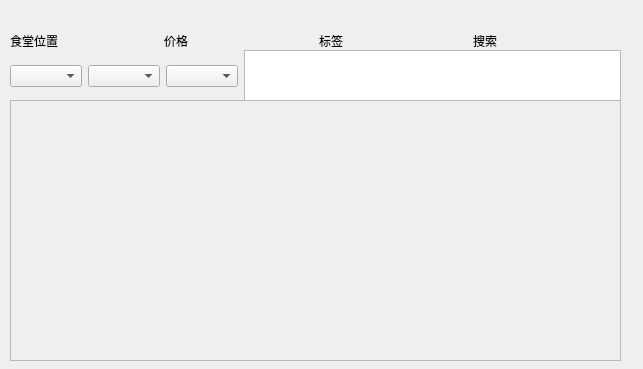
The window that tab1.ui (PKUCodeProjPractice/PKUDish) describes before a commit, drawn with Qt 5.
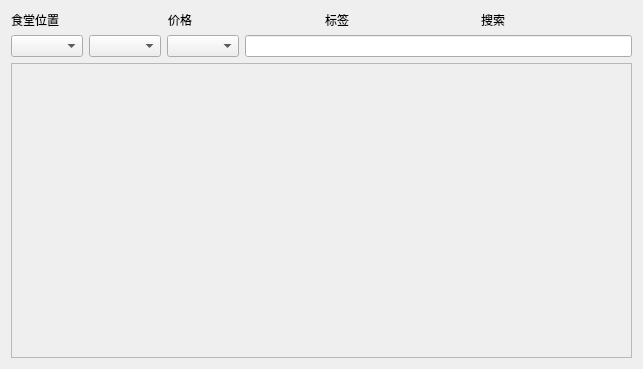
The same window after the commit.

```diff
--- a/tab1.ui
+++ b/tab1.ui
@@ -13,39 +13,8 @@
   <property name="windowTitle">
    <string>Form</string>
   </property>
-  <widget class="QWidget" name="horizontalLayoutWidget">
-   <property name="geometry">
-    <rect>
-     <x>10</x>
-     <y>50</y>
-     <width>611</width>
-     <height>53</height>
-    </rect>
-   </property>
-   <layout class="QHBoxLayout" name="horizontalLayout">
+  <layout class="QVBoxLayout" name="verticalLayout">
     <item>
-     <widget class="QComboBox" name="comboBox"/>
-    </item>
-    <item>
-     <widget class="QComboBox" name="comboBox_2"/>
-    </item>
-    <item>
-     <widget class="QComboBox" name="comboBox_3"/>
-    </item>
-    <item>
-     <widget class="QPlainTextEdit" name="plainTextEdit"/>
-    </item>
-   </layout>
-  </widget>
-  <widget class="QWidget" name="horizontalLayoutWidget_2">
-   <property name="geometry">
-    <rect>
-     <x>10</x>
-     <y>10</y>
-     <width>611</width>
-     <height>61</height>
-    </rect>
-   </property>
    <layout class="QHBoxLayout" name="horizontalLayout_2">
     <item>
      <widget class="QLabel" name="label">
@@ -76,16 +45,25 @@
      </widget>
     </item>
    </layout>
-  </widget>
+   </item>
+   <item>
+    <layout class="QHBoxLayout" name="horizontalLayout">
+     <item>
+      <widget class="QComboBox" name="comboBox"/>
+     </item>
+     <item>
+      <widget class="QComboBox" name="comboBox_2"/>
+     </item>
+     <item>
+      <widget class="QComboBox" name="comboBox_3"/>
+     </item>
+     <item>
+      <widget class="QLineEdit" name="lineEdit"/>
+     </item>
+    </layout>
+   </item>
+   <item>
   <widget class="QScrollArea" name="scrollArea">
-   <property name="geometry">
-    <rect>
-     <x>10</x>
-     <y>100</y>
-     <width>611</width>
-     <height>261</height>
-    </rect>
-   </property>
    <property name="widgetResizable">
     <bool>true</bool>
    </property>
@@ -94,23 +72,15 @@
      <rect>
       <x>0</x>
       <y>0</y>
-      <width>609</width>
-      <height>259</height>
-     </rect>
-    </property>
-    <widget class="QWidget" name="formLayoutWidget">
-     <property name="geometry">
-      <rect>
-       <x>0</x>
-       <y>0</y>
-       <width>601</width>
-       <height>251</height>
-      </rect>
-     </property>
-     <layout class="QFormLayout" name="formLayout"/>
-    </widget>
-   </widget>
-  </widget>
+        <width>619</width>
+        <height>281</height>
+       </rect>
+      </property>
+      <layout class="QGridLayout" name="gridLayout_2"/>
+     </widget>
+    </widget>
+   </item>
+  </layout>
  </widget>
  <resources/>
  <connections/>
```
Left out of the diff: 4 changed lines with no effect on the pictures. Lines whose indentation alone changed are shown as unchanged.
